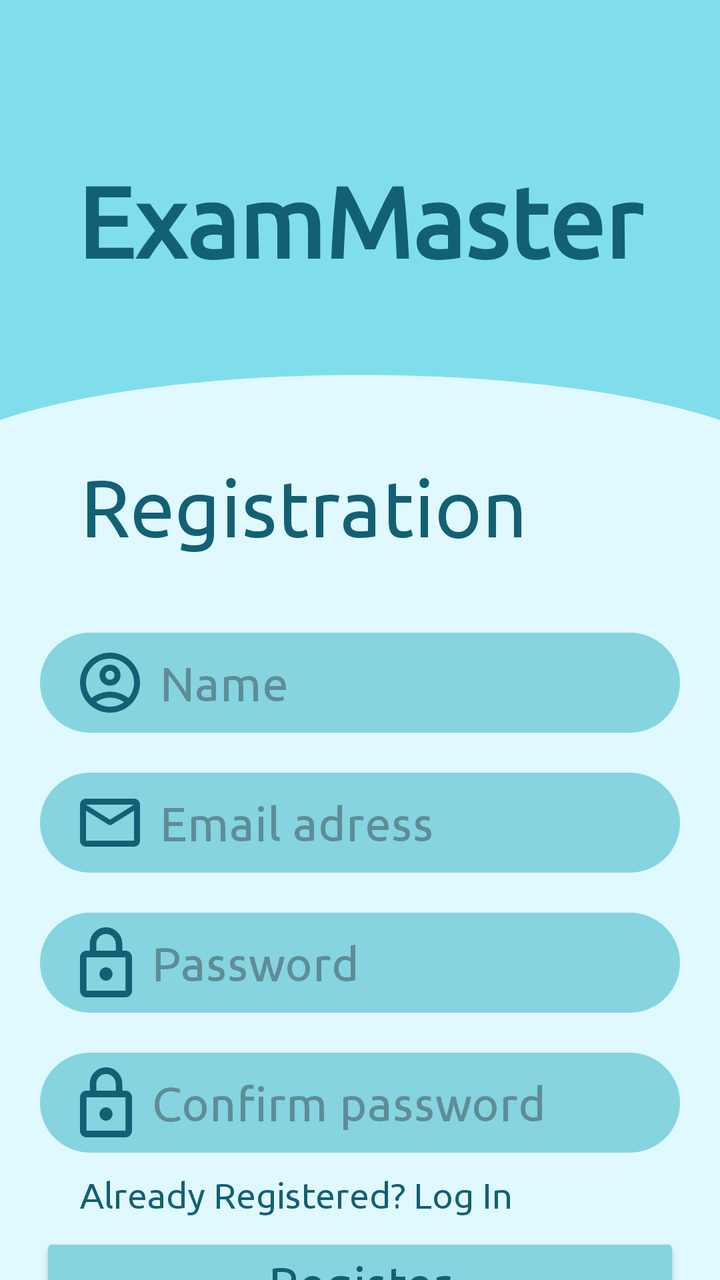
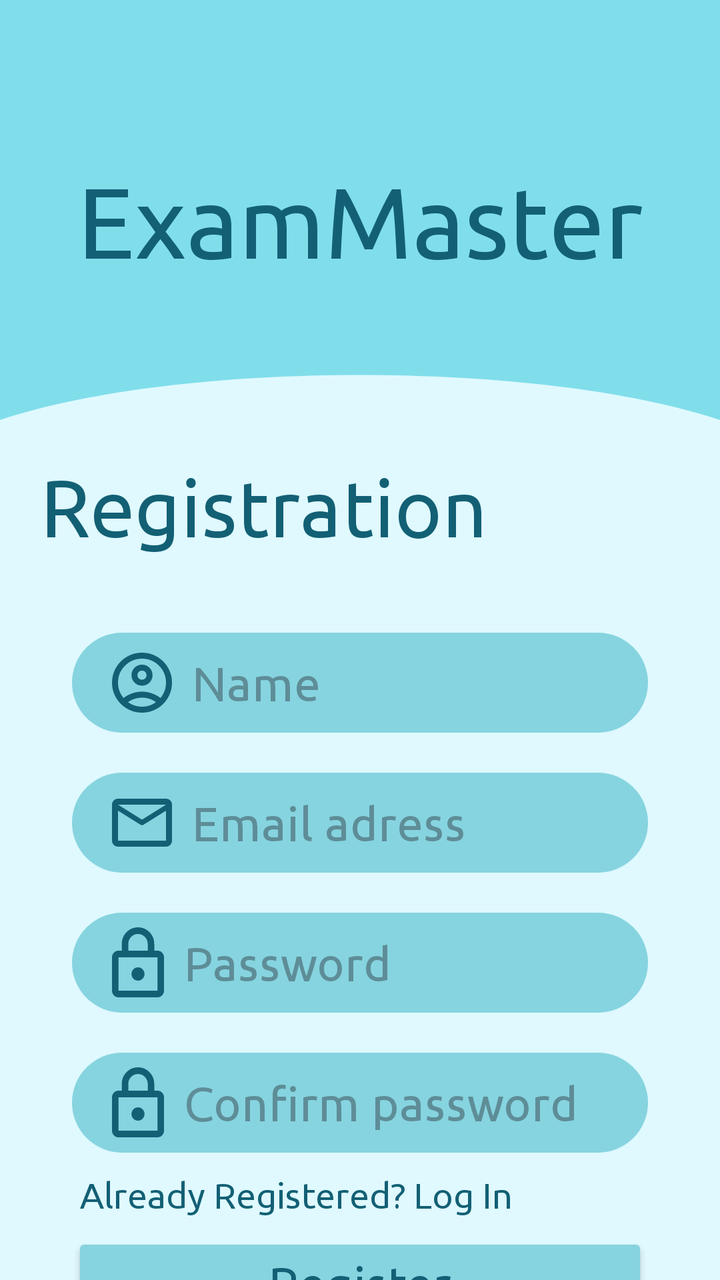

Screens rendered from an Android XML layout before and after an edit, with the pre-edit source and the edit as a unified diff.
<!-- AndroidManifest.xml: application theme Theme.ExamMaster -->
<!-- res/layout/registration_activity.xml -->
<androidx.constraintlayout.widget.ConstraintLayout
    xmlns:android="http://schemas.android.com/apk/res/android"
    xmlns:app="http://schemas.android.com/apk/res-auto"
    android:layout_width="match_parent"
    android:layout_height="match_parent"
    android:background="@color/fonzakryglen">

    
    <View
        android:id="@+id/headerBackground"
        android:layout_width="match_parent"
        android:layout_height="220dp"
        android:background="@drawable/header_wave"
        app:layout_constraintTop_toTopOf="parent"
        android:fontFamily="@font/ubuntu_bold"/>


    <TextView
        android:id="@+id/tvLogo"
        android:layout_width="wrap_content"
        android:layout_height="wrap_content"
        android:text="ExamMaster"
        android:textColor="@color/texticons"
        android:textSize="50sp"
        android:textStyle="bold"
        app:layout_constraintBottom_toBottomOf="@id/headerBackground"
        app:layout_constraintLeft_toLeftOf="parent"
        app:layout_constraintRight_toRightOf="parent"
        app:layout_constraintTop_toTopOf="parent"
        android:fontFamily="@font/ubuntu_regular"/>

    <TextView
        android:id="@+id/tvRegistration"
        android:layout_width="wrap_content"
        android:layout_height="wrap_content"
        android:layout_marginTop="10dp"
        android:layout_marginStart="40dp"
        android:text="Registration"
        android:textColor="@color/texticons"
        android:textSize="40sp"
        android:fontFamily="@font/ubuntu_regular"
        app:layout_constraintStart_toStartOf="parent"
        app:layout_constraintTop_toBottomOf="@id/headerBackground"
        />

    
    <EditText
        android:id="@+id/etName"
        android:layout_width="0dp"
        android:layout_height="50dp"
        android:layout_marginStart="20dp"
        android:layout_marginEnd="20dp"
        android:layout_marginTop="40dp"
        app:layout_constraintStart_toStartOf="parent"
        app:layout_constraintEnd_toEndOf="parent"
        android:background="@drawable/rounded_input"
        android:drawableStart="@drawable/ic_profile"
        android:drawablePadding="10dp"
        android:textSize="24dp"
        android:hint="Name"
        android:paddingLeft="20dp"
        app:layout_constraintLeft_toLeftOf="parent"
        app:layout_constraintRight_toRightOf="parent"
        app:layout_constraintTop_toBottomOf="@id/tvRegistration"
        android:fontFamily="@font/ubuntu_regular"/>

    
    <EditText
        android:id="@+id/etEmail"
        android:layout_width="0dp"
        android:layout_height="50dp"
        android:layout_marginStart="20dp"
        android:layout_marginEnd="20dp"
        android:layout_marginTop="20dp"
        android:textSize="24dp"
        android:background="@drawable/rounded_input"
        android:drawableStart="@drawable/ic_email"
        android:drawablePadding="10dp"
        android:hint="Email adress"
        android:inputType="textEmailAddress"
        android:paddingLeft="20dp"
        app:layout_constraintLeft_toLeftOf="parent"
        app:layout_constraintRight_toRightOf="parent"
        app:layout_constraintTop_toBottomOf="@id/etName"
        android:fontFamily="@font/ubuntu_regular"/>

    
    <EditText
        android:id="@+id/etPassword"
        android:layout_width="0dp"
        android:layout_height="50dp"
        android:layout_marginStart="20dp"
        android:layout_marginEnd="20dp"
        android:layout_marginTop="20dp"
        android:textSize="24dp"
        android:background="@drawable/rounded_input"
        android:drawableStart="@drawable/ic_lock"
        android:drawablePadding="10dp"
        android:hint="Password"
        android:inputType="textPassword"
        android:paddingLeft="20dp"
        app:layout_constraintLeft_toLeftOf="parent"
        app:layout_constraintRight_toRightOf="parent"
        app:layout_constraintTop_toBottomOf="@id/etEmail"
        android:fontFamily="@font/ubuntu_regular"/>

    
    <EditText
        android:id="@+id/etConfirmPassword"
        android:layout_width="0dp"
        android:layout_height="50dp"
        android:layout_marginStart="20dp"
        android:layout_marginEnd="20dp"
        android:layout_marginTop="20dp"
        android:textSize="24dp"
        android:background="@drawable/rounded_input"
        android:drawableStart="@drawable/ic_lock"
        android:drawablePadding="10dp"
        android:hint="Confirm password"
        android:inputType="textPassword"
        android:paddingLeft="20dp"
        app:layout_constraintLeft_toLeftOf="parent"
        app:layout_constraintRight_toRightOf="parent"
        app:layout_constraintTop_toBottomOf="@id/etPassword"
        android:fontFamily="@font/ubuntu_regular"/>

    
    <Button
        android:id="@+id/btnRegister"
        android:layout_width="0dp"
        android:layout_height="50dp"
        android:layout_marginStart="20dp"
        android:layout_marginEnd="20dp"
        android:layout_marginTop="40dp"
        android:textSize="24dp"
        android:backgroundTint="@color/knopki"
        android:text="Register"
        android:textAllCaps="false"
        android:textColor="@color/texticons"
        app:cornerRadius="30dp"
        app:layout_constraintLeft_toLeftOf="parent"
        app:layout_constraintRight_toRightOf="parent"
        app:layout_constraintTop_toBottomOf="@id/etConfirmPassword"
        android:fontFamily="@font/ubuntu_regular"/>

    
    <TextView
        android:id="@+id/tvLoginLink"
        android:layout_width="wrap_content"
        android:layout_height="wrap_content"
        android:layout_marginBottom="32dp"
        android:layout_marginStart="40dp"
        android:text="Already Registered? Log In"
        android:textColor="@color/texticons"
        android:textSize="18sp"
        android:fontFamily="@font/ubuntu_regular"
        app:layout_constraintBottom_toBottomOf="parent"
        app:layout_constraintStart_toStartOf="parent"/>

</androidx.constraintlayout.widget.ConstraintLayout>
<!-- resources referenced by this layout -->
<resources>
  <color name="fonzakryglen">#DFF9FF</color>
  <color name="knopki">#86D4E0</color>
  <color name="texticons">#136075</color>
  <!-- drawable header_wave (drawable) -->
  <vector xmlns:android="http://schemas.android.com/apk/res/android"
      android:width="360dp"
      android:height="220dp"
      android:viewportWidth="360"
      android:viewportHeight="220">
      <path
          android:fillColor="#80DEEA"
          android:pathData="M0,0 L360,0 L360,210 C270,180 90,180 0,210 Z" />
  </vector>
  <!-- drawable ic_email (drawable) -->
  <vector xmlns:android="http://schemas.android.com/apk/res/android"
      android:width="30dp"
      android:height="24dp"
      android:viewportWidth="30"
      android:viewportHeight="24">
    <path
        android:pathData="M3,24C2.175,24 1.469,23.706 0.881,23.119C0.294,22.531 0,21.825 0,21V3C0,2.175 0.294,1.469 0.881,0.881C1.469,0.294 2.175,0 3,0H27C27.825,0 28.531,0.294 29.119,0.881C29.706,1.469 30,2.175 30,3V21C30,21.825 29.706,22.531 29.119,23.119C28.531,23.706 27.825,24 27,24H3ZM27,6L15.788,13.012C15.663,13.087 15.531,13.144 15.394,13.181C15.256,13.219 15.125,13.238 15,13.238C14.875,13.238 14.744,13.219 14.606,13.181C14.469,13.144 14.337,13.087 14.212,13.012L3,6V21H27V6ZM15,10.5L27,3H3L15,10.5ZM3,6.375V4.162V4.2V4.181V6.375Z"
        android:fillColor="#136075"/>
  </vector>
  <!-- drawable ic_lock (drawable) -->
  <vector xmlns:android="http://schemas.android.com/apk/res/android"
      android:width="26dp"
      android:height="35dp"
      android:viewportWidth="26"
      android:viewportHeight="35">
    <path
        android:pathData="M3.25,35C2.356,35 1.591,34.674 0.955,34.021C0.318,33.368 0,32.583 0,31.667V15C0,14.083 0.318,13.299 0.955,12.646C1.591,11.993 2.356,11.667 3.25,11.667H4.875V8.333C4.875,6.028 5.667,4.063 7.252,2.438C8.836,0.813 10.752,0 13,0C15.248,0 17.164,0.813 18.748,2.438C20.333,4.063 21.125,6.028 21.125,8.333V11.667H22.75C23.644,11.667 24.409,11.993 25.045,12.646C25.682,13.299 26,14.083 26,15V31.667C26,32.583 25.682,33.368 25.045,34.021C24.409,34.674 23.644,35 22.75,35H3.25ZM3.25,31.667H22.75V15H3.25V31.667ZM15.295,25.688C15.932,25.035 16.25,24.25 16.25,23.333C16.25,22.417 15.932,21.632 15.295,20.979C14.659,20.326 13.894,20 13,20C12.106,20 11.341,20.326 10.705,20.979C10.068,21.632 9.75,22.417 9.75,23.333C9.75,24.25 10.068,25.035 10.705,25.688C11.341,26.34 12.106,26.667 13,26.667C13.894,26.667 14.659,26.34 15.295,25.688ZM8.125,11.667H17.875V8.333C17.875,6.944 17.401,5.764 16.453,4.792C15.505,3.819 14.354,3.333 13,3.333C11.646,3.333 10.495,3.819 9.547,4.792C8.599,5.764 8.125,6.944 8.125,8.333V11.667Z"
        android:fillColor="#136075"/>
  </vector>
  <!-- drawable ic_profile: vector/xml drawable (drawable, 2157 chars, omitted) -->
  <!-- drawable rounded_input (drawable) -->
  <?xml version="1.0" encoding="utf-8"?>
  <shape xmlns:android="http://schemas.android.com/apk/res/android">
      <solid android:color="@color/knopki" />
      <corners android:radius="30dp" />
  </shape>
  <style name="Theme.ExamMaster" parent="Base.Theme.ExamMaster" />
  <style name="Base.Theme.ExamMaster" parent="Theme.Material3.DayNight.NoActionBar">
          
          
      </style>
</resources>

<!-- the commit's change to res/layout/registration_activity.xml (unified diff, before → after) -->
@@ -22,7 +22,6 @@
         android:text="ExamMaster"
         android:textColor="@color/texticons"
         android:textSize="50sp"
-        android:textStyle="bold"
         app:layout_constraintBottom_toBottomOf="@id/headerBackground"
         app:layout_constraintLeft_toLeftOf="parent"
         app:layout_constraintRight_toRightOf="parent"
@@ -34,7 +33,7 @@
         android:layout_width="wrap_content"
         android:layout_height="wrap_content"
         android:layout_marginTop="10dp"
-        android:layout_marginStart="40dp"
+        android:layout_marginStart="20dp"
         android:text="Registration"
         android:textColor="@color/texticons"
         android:textSize="40sp"
@@ -48,8 +47,8 @@
         android:id="@+id/etName"
         android:layout_width="0dp"
         android:layout_height="50dp"
-        android:layout_marginStart="20dp"
-        android:layout_marginEnd="20dp"
+        android:layout_marginStart="36dp"
+        android:layout_marginEnd="36dp"
         android:layout_marginTop="40dp"
         app:layout_constraintStart_toStartOf="parent"
         app:layout_constraintEnd_toEndOf="parent"
@@ -69,8 +68,8 @@
         android:id="@+id/etEmail"
         android:layout_width="0dp"
         android:layout_height="50dp"
-        android:layout_marginStart="20dp"
-        android:layout_marginEnd="20dp"
+        android:layout_marginStart="36dp"
+        android:layout_marginEnd="36dp"
         android:layout_marginTop="20dp"
         android:textSize="24dp"
         android:background="@drawable/rounded_input"
@@ -89,8 +88,8 @@
         android:id="@+id/etPassword"
         android:layout_width="0dp"
         android:layout_height="50dp"
-        android:layout_marginStart="20dp"
-        android:layout_marginEnd="20dp"
+        android:layout_marginStart="36dp"
+        android:layout_marginEnd="36dp"
         android:layout_marginTop="20dp"
         android:textSize="24dp"
         android:background="@drawable/rounded_input"
@@ -109,8 +108,8 @@
         android:id="@+id/etConfirmPassword"
         android:layout_width="0dp"
         android:layout_height="50dp"
-        android:layout_marginStart="20dp"
-        android:layout_marginEnd="20dp"
+        android:layout_marginStart="36dp"
+        android:layout_marginEnd="36dp"
         android:layout_marginTop="20dp"
         android:textSize="24dp"
         android:background="@drawable/rounded_input"
@@ -127,12 +126,14 @@
     
     <Button
         android:id="@+id/btnRegister"
+        android:insetTop="0dp"
+        android:insetBottom="0dp"
         android:layout_width="0dp"
         android:layout_height="50dp"
-        android:layout_marginStart="20dp"
-        android:layout_marginEnd="20dp"
+        android:layout_marginStart="36dp"
+        android:layout_marginEnd="36dp"
         android:layout_marginTop="40dp"
-        android:textSize="24dp"
+        android:textSize="24sp"
         android:backgroundTint="@color/knopki"
         android:text="Register"
         android:textAllCaps="false"
